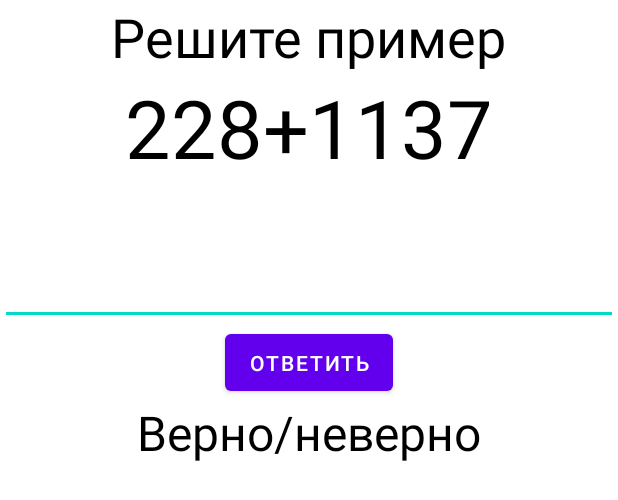
After one commit to Artar1337/6Keys, an Android app: the layout activity_math.xml on its own in the app's theme, with its tools: preview values and no code run, on a phone screen of 412 x 824 dp. The commit adds this screen. Shown: the top 500 px of the screen. Run offline under Robolectric (Android 15) with nearby library versions, the phone set to English and light mode, and no system bars.

Commit message:
Created math solve activity

```diff
--- a/app/src/main/AndroidManifest.xml
+++ b/app/src/main/AndroidManifest.xml
@@ -17,6 +17,9 @@
                 <category android:name="android.intent.category.LAUNCHER" />
             </intent-filter>
         </activity>
+        <activity
+            android:name="ru.sibsutis.a6keys.MathActivity"
+            android:label="@string/solveMath" />
     </application>
 
 </manifest>
--- /dev/null
+++ b/app/src/main/res/layout/activity_math.xml
@@ -0,0 +1,45 @@
+<?xml version="1.0" encoding="utf-8"?>
+<LinearLayout xmlns:android="http://schemas.android.com/apk/res/android"
+    android:layout_width="match_parent"
+    android:layout_height="match_parent"
+    android:orientation="vertical">
+
+    <TextView
+        android:layout_width="wrap_content"
+        android:layout_height="wrap_content"
+        android:layout_gravity="center"
+        android:textColor="@color/black"
+        android:text="@string/solveMath"
+        android:textSize="36sp" />
+    <TextView
+        android:id="@+id/MathTask"
+        android:layout_width="wrap_content"
+        android:layout_height="wrap_content"
+        android:layout_gravity="center"
+        android:textColor="@color/black"
+        android:text="228+1137"
+        android:textSize="54sp" />
+
+    <EditText
+        android:id="@+id/MathAnswer"
+        android:layout_width="match_parent"
+        android:layout_height="96dp"
+        android:layout_gravity="center"
+        android:inputType="numberSigned"
+        android:textSize="54sp"
+        android:text="" />
+    <Button
+        android:id="@+id/MathButtonSubmit"
+        android:layout_width="wrap_content"
+        android:layout_height="50dp"
+        android:layout_gravity="center"
+        android:text="@string/answer" />
+    <TextView
+        android:id="@+id/MathToast"
+        android:layout_width="wrap_content"
+        android:layout_height="wrap_content"
+        android:layout_gravity="center"
+        android:textColor="@color/black"
+        android:text="Верно/неверно"
+        android:textSize="32sp" />
+</LinearLayout>
--- /dev/null
+++ b/app/src/main/res/layout/activity_menu.xml
@@ -0,0 +1,6 @@
+<?xml version="1.0" encoding="utf-8"?>
+<androidx.constraintlayout.widget.ConstraintLayout
+    xmlns:android="http://schemas.android.com/apk/res/android" android:layout_width="match_parent"
+    android:layout_height="match_parent">
+
+</androidx.constraintlayout.widget.ConstraintLayout>
--- a/app/src/main/res/values/strings.xml
+++ b/app/src/main/res/values/strings.xml
@@ -1,3 +1,10 @@
 <resources>
     <string name="app_name">6 Keys</string>
+    <string name="answer">Ответить</string>
+    <string name="solveMath">Решите пример</string>
+    <string name="areYouSure">Выйти? Задание будет прервано.</string>
+    <string name="yes">Да</string>
+    <string name="no">Нет</string>
+    <string name="correct">Верно!</string>
+    <string name="incorrect">Неверно.</string>
 </resources>
```
Also changed, not shown: app/src/main/java/ru/sibsutis/a6keys/MainActivity.java (+5 -2 lines), app/src/main/java/ru/sibsutis/a6keys/MathActivity.java (+87 -5 lines).
